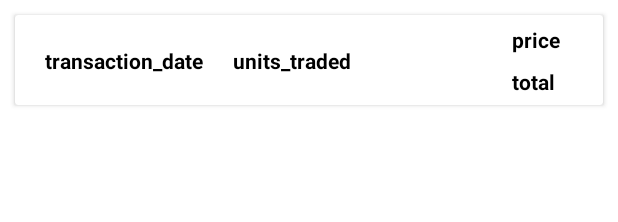
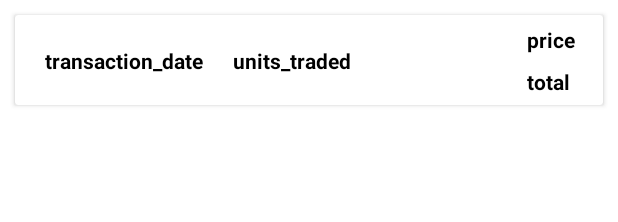
Before and after one commit to guraudrk/BithumbGuide, an Android app: the layout trade_history_item.xml on its own in the app's theme, with its tools: preview values and no code run, on a phone screen of 412 x 824 dp. Shown: the top 222 px of the screen. Run offline under Robolectric (Android 15) with nearby library versions, the phone set to English and light mode, and no system bars; network calls fail.

Commit message:
20230302-16:56
최종본

```diff
--- a/app/src/main/java/com/view/main/setting/CoinInfoSeeFragment.kt
+++ b/app/src/main/java/com/view/main/setting/CoinInfoSeeFragment.kt
@@ -97,7 +97,7 @@ class CoinInfoSeeFragment : Fragment() {
 
             //입력값 체크하기
             if(getCoinName.equals("")||getCoinName==null){
-                Toast.makeText(context,"공백입니다. 코인이름을 입력해주세요.",Toast.LENGTH_SHORT).show()
+//                Toast.makeText(context,"공백입니다. 코인이름을 입력해주세요.",Toast.LENGTH_SHORT).show()
             }
 
                 //일치하는 이름이 있다면 이름에 관한 정보를 보여준다. binding을 통해 text정보를 보여준다.
@@ -119,7 +119,7 @@ class CoinInfoSeeFragment : Fragment() {
                      binding.fluctate24H.text = coin.coinInfo.fluctate_24H + "원"
                      binding.fluctateRate24H.text = coin.coinInfo.fluctate_rate_24H + "%"
                      //리스트에 있는지없는지를 확인해주는 변수를 설정한다.
-                     Toast.makeText(context,"정보 불러오기에 성공했습니다.",Toast.LENGTH_SHORT).show()
+//                     Toast.makeText(context,"정보 불러오기에 성공했습니다.",Toast.LENGTH_SHORT).show()
                      inornot = true
                  }
                 }
@@ -127,7 +127,7 @@ class CoinInfoSeeFragment : Fragment() {
             //리스트에 있는지 없는지에 따라 해당 text를 적을지 안적을지 정한다.
             if(inornot==false)
             {
-                Toast.makeText(context,"빗썸에 없는 코인이거나 철자가 틀렸습니다.",Toast.LENGTH_SHORT).show()
+//                Toast.makeText(context,"빗썸에 없는 코인이거나 철자가 틀렸습니다.",Toast.LENGTH_SHORT).show()
             }
 
 
--- a/app/src/main/java/com/view/main/setting/HelpFragment.kt
+++ b/app/src/main/java/com/view/main/setting/HelpFragment.kt
@@ -80,7 +80,7 @@ class HelpFragment : Fragment() {
 
             //공백인지 아닌지 체크
             if(coinName.equals("")||coinName==null){
-                Toast.makeText(context,"공백입니다. 코인이름을 입력해주세요.", Toast.LENGTH_SHORT).show()
+//                Toast.makeText(context,"공백입니다. 코인이름을 입력해주세요.", Toast.LENGTH_SHORT).show()
             }
 
 
@@ -121,7 +121,7 @@ class HelpFragment : Fragment() {
 
             if(inornot==false)
             {
-                Toast.makeText(context,"빗썸에 없는 코인이거나 철자가 틀렸습니다.",Toast.LENGTH_SHORT).show()
+//                Toast.makeText(context,"빗썸에 없는 코인이거나 철자가 틀렸습니다.",Toast.LENGTH_SHORT).show()
             }
         }
 
--- a/app/src/main/java/com/view/main/setting/TradeHistoryFragment.kt
+++ b/app/src/main/java/com/view/main/setting/TradeHistoryFragment.kt
@@ -77,7 +77,7 @@ class TradeHistoryFragment : Fragment() {
 
 
             if(coin1.equals("")||coin1==null){
-                Toast.makeText(context,"공백입니다. 코인이름을 입력해주세요.", Toast.LENGTH_SHORT).show()
+//                Toast.makeText(context,"공백입니다. 코인이름을 입력해주세요.", Toast.LENGTH_SHORT).show()
             }
 
 
--- a/app/src/main/res/layout/intro_coin_item.xml
+++ b/app/src/main/res/layout/intro_coin_item.xml
@@ -16,7 +16,7 @@
 
             <TextView
                 android:id="@+id/coinName"
-                android:layout_width="wrap_content"
+                android:layout_width="100dp"
                 android:layout_height="wrap_content"
                 android:textColor="@color/black"
                 android:layout_marginLeft="20dp"
@@ -30,7 +30,7 @@
                 android:layout_width="wrap_content"
                 android:layout_height="wrap_content"
                 android:text="coinPriceUpDown"
-                android:layout_marginLeft="20dp"
+                android:layout_marginLeft="10dp"
                 app:layout_constraintBottom_toBottomOf="parent"
                 app:layout_constraintStart_toEndOf="@+id/coinName"
                 app:layout_constraintTop_toTopOf="parent" />
@@ -53,7 +53,7 @@
                 android:id="@+id/PriceUpDown"
                 android:layout_width="wrap_content"
                 android:layout_height="wrap_content"
-                android:layout_marginStart="40dp"
+                android:layout_marginStart="20dp"
                 android:text="TextView"
                 app:layout_constraintBottom_toBottomOf="parent"
                 app:layout_constraintStart_toEndOf="@+id/coinPriceUpDown"
--- a/app/src/main/res/layout/trade_history_item.xml
+++ b/app/src/main/res/layout/trade_history_item.xml
@@ -30,7 +30,7 @@
                 android:textStyle="bold"
                 android:textColor="@color/black"
                 android:id="@+id/units_traded"
-                android:layout_width="wrap_content"
+                android:layout_width="150dp"
                 android:layout_height="wrap_content"
                 android:layout_marginLeft="20dp"
                 android:text="units_traded"
@@ -46,6 +46,7 @@
                 android:layout_height="wrap_content"
                 android:layout_marginTop="7dp"
                 android:layout_marginBottom="9dp"
+                android:layout_marginEnd="22dp"
                 android:text="price"
                 app:layout_constraintBottom_toTopOf="@+id/total"
                 app:layout_constraintStart_toStartOf="@+id/total"
@@ -57,7 +58,7 @@
                 android:id="@+id/total"
                 android:layout_width="wrap_content"
                 android:layout_height="wrap_content"
-                android:layout_marginEnd="32dp"
+                android:layout_marginEnd="22dp"
                 android:layout_marginBottom="6dp"
                 android:text="total"
                 app:layout_constraintBottom_toBottomOf="parent"
```
